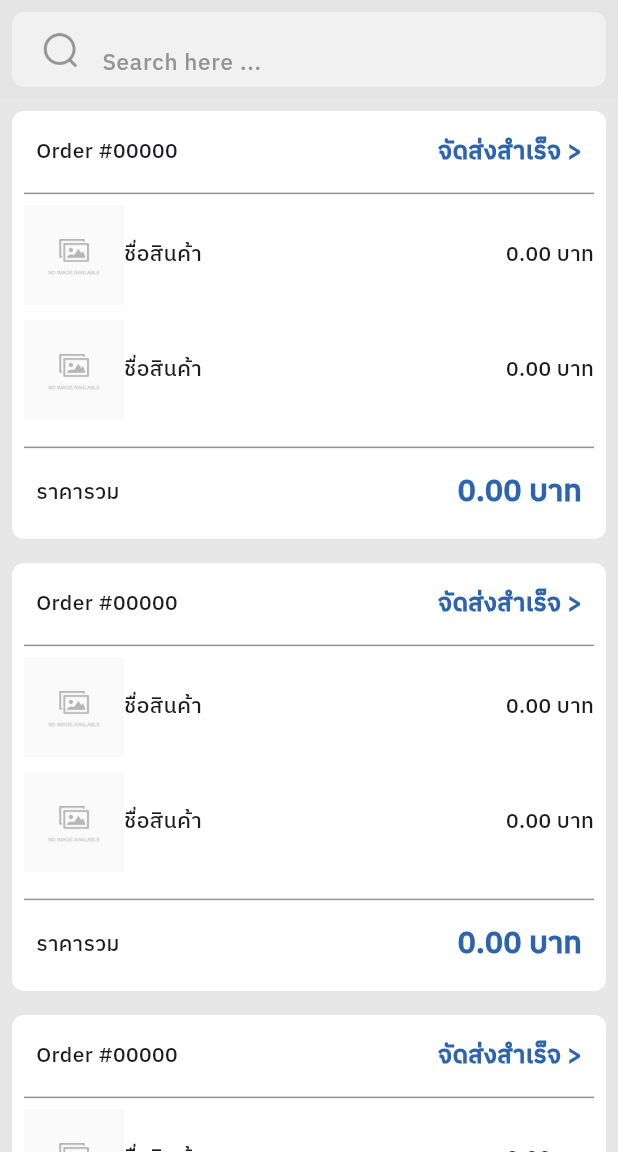
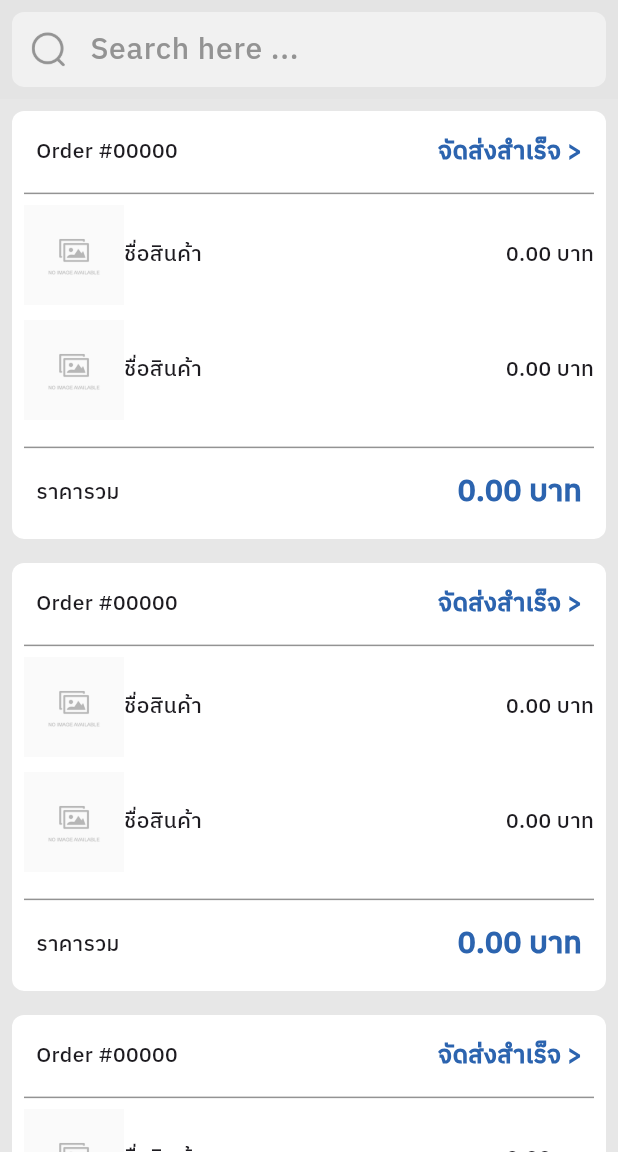
Before and after one commit to Maxza254411/t_and_c_mobile, a Flutter app: the History screen opened directly, on a phone screen of 412 x 824 dp, the part 84-1236 px from its top. Run offline on Flutter 3.47's test engine with Material 3 defaults, Android fonts, the phone set to English and light mode, and no system bars; our stand-ins replace carousel_slider, shared_preferences; missing offline and left inert: dart:ffi; accounts and stored records are empty; network calls fail.

Commit message:
ปรับเเก้นิดหน่อย

```diff
--- a/lib/category/catagory.dart
+++ b/lib/category/catagory.dart
@@ -151,8 +151,8 @@ class _CatagoryState extends State<Catagory> {
                   enabledBorder: InputBorder.none,
                   focusedBorder: InputBorder.none,
                   hintText: "Search here ...",
-                  hintStyle: const TextStyle(
-                    fontSize: 15,
+                  hintStyle:  TextStyle(
+                    fontSize: 20,
                     fontFamily: 'IBMPlexSansThai',
                     color: kbgM,
                   ),
--- a/lib/homePage.dart
+++ b/lib/homePage.dart
@@ -43,7 +43,7 @@ class _HomePageState extends State<HomePage> {
 
   Future<void> getapi() async {
     try {
-      LoadingDialog.open(context);
+      // LoadingDialog.open(context);
       await context.read<ProductController>().getproductlist();
       //  await context.read<ProductController>().getproduct();
       final producs = await ProductApi.getproduct();
@@ -53,9 +53,9 @@ class _HomePageState extends State<HomePage> {
           .toSet() // แปลงเป็น Set เพื่อลบซ้ำ
           .toList();
 
-      LoadingDialog.close(context);
+      // LoadingDialog.close(context);
     } on Exception catch (e) {
-      LoadingDialog.close(context);
+      // LoadingDialog.close(context);
       if (!mounted) return;
       await showDialog(
         context: context,
--- a/lib/main.dart
+++ b/lib/main.dart
@@ -12,7 +12,7 @@ import 'package:shared_preferences/shared_preferences.dart';
 
 
 String? token;
-int? userId;
+int? userId = 1;
 late SharedPreferences prefs;
 Future main() async {
   WidgetsFlutterBinding.ensureInitialized();
--- a/lib/order/detailPro.dart
+++ b/lib/order/detailPro.dart
@@ -172,7 +172,7 @@ class _DetailproState extends State<Detailpro> {
                   Padding(
                     padding: const EdgeInsets.all(8.0),
                     child: SizedBox(
-                      width: size.width * 0.4,
+                      width: size.width * 0.45,
                       height: size.height * 0.08,
                       child: ElevatedButton(
                         style: ElevatedButton.styleFrom(
--- a/lib/profile.dart
+++ b/lib/profile.dart
@@ -246,7 +246,7 @@ class BoxProfile extends StatelessWidget {
         children: [
           Container(
             width: double.infinity,
-            height: size.height * 0.1,
+            height: size.height * 0.12,
             decoration: BoxDecoration(
               borderRadius: BorderRadius.circular(12),
               color: kButtonColor,
@@ -257,7 +257,7 @@ class BoxProfile extends StatelessWidget {
             padding: const EdgeInsets.only(left: 20),
             child: Container(
               padding: EdgeInsets.all(12),
-              height: size.height * 0.1,
+              height: size.height * 0.12,
               width: double.infinity,
               decoration: BoxDecoration(
                 color: Colors.white,
--- a/lib/widget/field.dart
+++ b/lib/widget/field.dart
@@ -150,8 +150,6 @@ class _InputTextFormFieldState extends State<InputTextFormField> {
             ),
             width: double.infinity,
             height: widget.heights,
-            child: Padding(
-              padding: const EdgeInsets.all(8.0),
             child: TextFormField(
               controller: widget.controller,
               validator: widget.validator,
@@ -164,10 +162,9 @@ class _InputTextFormFieldState extends State<InputTextFormField> {
                 focusedBorder: InputBorder.none,
                 hintText: widget.hintText,
                 hintStyle: const TextStyle(
-                    fontSize: 15,
+                  fontSize: 20,
                   fontFamily: 'IBMPlexSansThai',
                   color: kbgM,
-                  ),
                 ),
               ),
             ),
```
Also changed, not shown: lib/login.dart (+9 -8 lines). Lines whose indentation alone changed are shown as unchanged.
